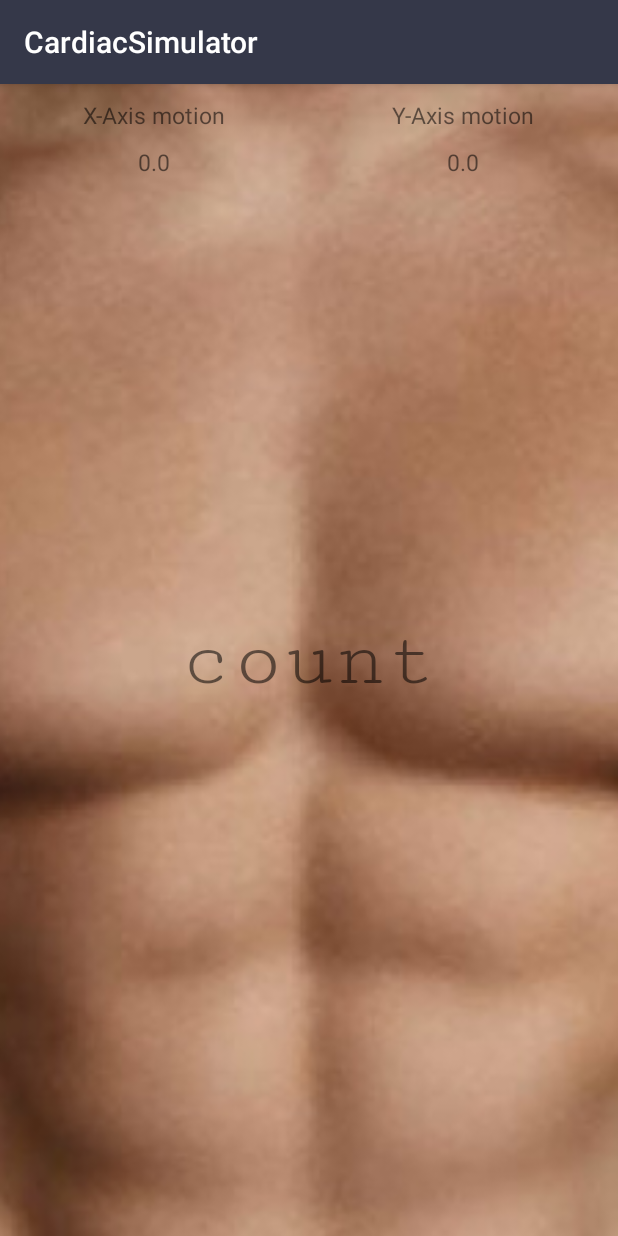
After one commit to PrashantNaikHC/CardiacSimulator, an Android app: the StepOneActivity screen opened directly, with no data from a screen before it, on a phone screen of 412 x 824 dp. The commit adds this screen. Run offline under Robolectric (Android 15) with nearby library versions, the phone set to English and light mode, and no system bars.

Commit message:
Add activity for the first step in CPR.
this activity adds more meaning to the first step making it more interactive

```diff
--- a/app/src/main/AndroidManifest.xml
+++ b/app/src/main/AndroidManifest.xml
@@ -23,7 +23,8 @@
             </intent-filter>
         </activity>
         <activity android:name=".InformationActivity" />
-        <activity android:name=".LearnCprActivity"></activity>
+        <activity android:name=".LearnCprActivity" />
+        <activity android:name=".StepOneActivity"></activity>
     </application>
 
 </manifest>
--- a/app/src/main/java/com/hyperclock/prashant/cardiacsimulator/MainActivity.java
+++ b/app/src/main/java/com/hyperclock/prashant/cardiacsimulator/MainActivity.java
@@ -497,7 +497,7 @@ public class MainActivity extends Activity implements SensorEventListener {
         // display the max x,y,z accelerometer values
         displayMaxValues();
         //alert for shaking the body on xy plane
-        maxRecordPerCompression();
+
 
         // get the change of the x,y,z values of the accelerometer
         deltaX = Math.abs(lastX - event.values[0]);
@@ -526,8 +526,6 @@ public class MainActivity extends Activity implements SensorEventListener {
         checkMovement();
     }
 
-    private void maxRecordPerCompression() {
-    }
 
     // if the change in the accelerometer value is big enough, then vibrate!
     // our threshold is MaxValue/2
--- /dev/null
+++ b/app/src/main/java/com/hyperclock/prashant/cardiacsimulator/StepOneActivity.java
@@ -0,0 +1,205 @@
+package com.hyperclock.prashant.cardiacsimulator;
+
+import android.annotation.SuppressLint;
+import android.app.AlertDialog;
+import android.content.Context;
+import android.content.DialogInterface;
+import android.hardware.Sensor;
+import android.hardware.SensorEvent;
+import android.hardware.SensorEventListener;
+import android.hardware.SensorManager;
+import android.media.AudioManager;
+import android.media.MediaPlayer;
+import android.speech.tts.TextToSpeech;
+import android.support.v7.app.AppCompatActivity;
+import android.os.Bundle;
+import android.widget.ImageView;
+import android.widget.TextView;
+import android.widget.Toast;
+
+import java.util.Locale;
+
+public class StepOneActivity extends AppCompatActivity implements SensorEventListener {
+
+    private static final String TAG = StepOneActivity.class.getSimpleName();
+    private MediaPlayer mMediaPlayer;
+    private AudioManager mAudioManager;
+    private float lastX, lastY, lastZ;
+    private SensorManager sensorManager;
+    private Sensor accelerometer;
+    private float deltaXMax = 0;
+    private float deltaYMax = 0;
+    private float deltaZMax = 0;
+    private float deltaX = 0;
+    private float deltaY = 0;
+    private float deltaZ = 0;
+    private int shakes = 0;
+    private TextToSpeech textToSpeech;
+    private TextView currentX, currentY, shakesView;
+
+    private AudioManager.OnAudioFocusChangeListener mOnAudioFocusChangeListener = new AudioManager.OnAudioFocusChangeListener() {
+        @Override
+        public void onAudioFocusChange(int focusChange) {
+            if (focusChange == AudioManager.AUDIOFOCUS_LOSS_TRANSIENT ||
+                    focusChange == AudioManager.AUDIOFOCUS_LOSS_TRANSIENT_CAN_DUCK) {
+                mMediaPlayer.pause();
+                mMediaPlayer.seekTo(0);
+            } else if (focusChange == AudioManager.AUDIOFOCUS_GAIN) {
+                mMediaPlayer.start();
+            } else if (focusChange == AudioManager.AUDIOFOCUS_LOSS) {
+                releaseMediaPlayer();
+            }
+        }
+    };
+
+    private MediaPlayer.OnCompletionListener mCompletionListener = new MediaPlayer.OnCompletionListener() {
+        @Override
+        public void onCompletion(MediaPlayer mediaPlayer) {
+            releaseMediaPlayer();
+        }
+    };
+
+    private void releaseMediaPlayer() {
+        if (mMediaPlayer != null) {
+            mMediaPlayer.release();
+            mMediaPlayer = null;
+            mAudioManager.abandonAudioFocus(mOnAudioFocusChangeListener);
+        }
+    }
+
+    @SuppressLint("RestrictedApi")
+    @Override
+    protected void onCreate(Bundle savedInstanceState) {
+        super.onCreate(savedInstanceState);
+        setContentView(R.layout.activity_step_one);
+        initializeViews();
+        releaseMediaPlayer();
+        mAudioManager = (AudioManager) getSystemService(Context.AUDIO_SERVICE);
+
+        sensorManager = (SensorManager) getSystemService(Context.SENSOR_SERVICE);
+        if (sensorManager.getDefaultSensor(Sensor.TYPE_ACCELEROMETER) != null) {
+            // success! we have an accelerometer
+
+            accelerometer = sensorManager.getDefaultSensor(Sensor.TYPE_ACCELEROMETER);
+            sensorManager.registerListener(this, accelerometer, SensorManager.SENSOR_DELAY_NORMAL);
+
+        } else {
+            // failed! we don't have an accelerometer!
+            ToastMessage("Accelerometer is not present in the device");
+        }
+
+        textToSpeech = new TextToSpeech(getApplicationContext(), new TextToSpeech.OnInitListener() {
+            @Override
+            public void onInit(int status) {
+                if (status != TextToSpeech.ERROR) {
+                    textToSpeech.setLanguage(Locale.UK);
+                    textToSpeech.setSpeechRate(1f);
+                    textToSpeech.setPitch(1f);
+                }
+            }
+        });
+
+
+    }
+
+
+    private void initializeViews() {
+        currentX = (TextView) findViewById(R.id.currentX_tv_1);
+        currentY = (TextView) findViewById(R.id.currentY_tv_1);
+
+        shakesView = (TextView) findViewById(R.id.shakes);
+
+    }
+
+    private void Speak(String string) {
+        textToSpeech.speak(string, TextToSpeech.QUEUE_FLUSH, null);
+    }
+
+    private void ToastMessage(String string) {
+        Toast.makeText(this, string, Toast.LENGTH_SHORT).show();
+    }
+
+    public void checkMovement() {
+        //if ((deltaX > vibrateThreshold) || (deltaY > vibrateThreshold) || (deltaZ > vibrateThreshold)) {
+        if ((deltaX > 2f) || (deltaY > 2f)) {
+            shakes++;
+            shakesView.setText("Shake the body : " + shakes + "/5");
+        }
+        if ((deltaX > 10f) || (deltaY > 10f)) {
+            Speak("Violent shaking. Please shake gently.");
+            ToastMessage("Let's start again.");
+            shakes = 0;
+        }
+
+        if (shakes == 5) {
+            shakesView.setText("Five shakes complete");
+            winner();
+            AlertDialog.Builder builder = new AlertDialog.Builder(StepOneActivity.this);
+            builder.setTitle(R.string.completion_title);
+            builder.setMessage(R.string.completion_message_step_one);
+            builder.setPositiveButton(R.string.positive_text, new DialogInterface.OnClickListener() {
+                @Override
+                public void onClick(DialogInterface dialogInterface, int i) {
+                    recreate();
+                }
+            });
+            builder.setNegativeButton(R.string.negative_button, new DialogInterface.OnClickListener() {
+                @Override
+                public void onClick(DialogInterface dialogInterface, int i) {
+                    finish();
+                }
+            });
+            AlertDialog dialog = builder.create();
+            dialog.show();
+        }
+    }
+
+    private void winner() {
+        mMediaPlayer = MediaPlayer.create(StepOneActivity.this, R.raw.cartoon_winning_sound);
+
+        // Start the audio file
+        mMediaPlayer.start();
+        mMediaPlayer.setOnCompletionListener(mCompletionListener);
+    }
+
+    @Override
+    public void onSensorChanged(SensorEvent event) {
+        // clean current values
+        displayCleanValues();
+        // display the current x,y,z accelerometer values
+        displayCurrentValues();
+
+        // get the change of the x,y,z values of the accelerometer
+        deltaX = Math.abs(lastX - event.values[0]);
+        deltaY = Math.abs(lastY - event.values[1]);
+
+        // if the change is below 2, it is just plain noise
+        if (deltaX < 1)
+            deltaX = 0;
+        if (deltaY < 1)
+            deltaY = 0;
+
+        // set the last know values of x,y,z
+        lastX = event.values[0];
+        lastY = event.values[1];
+        lastZ = event.values[2];
+
+        //checking the XY movement of the body
+        checkMovement();
+    }
+
+    private void displayCurrentValues() {
+        currentX.setText(Float.toString(deltaX));
+        currentY.setText(Float.toString(deltaY));
+    }
+
+    private void displayCleanValues() {
+        currentX.setText("0.0");
+        currentY.setText("0.0");
+    }
+
+    @Override
+    public void onAccuracyChanged(Sensor sensor, int i) {
+
+    }
+}
--- /dev/null
+++ b/app/src/main/res/layout/activity_step_one.xml
@@ -0,0 +1,89 @@
+<?xml version="1.0" encoding="utf-8"?>
+<LinearLayout xmlns:android="http://schemas.android.com/apk/res/android"
+    android:layout_width="match_parent"
+    android:layout_height="match_parent"
+    android:orientation="vertical">
+
+    <RelativeLayout
+        android:layout_width="match_parent"
+        android:layout_height="match_parent">
+
+        <ImageView
+            android:layout_width="match_parent"
+            android:layout_height="match_parent"
+            android:scaleType="centerCrop"
+            android:scaleX="1.1"
+            android:scaleY="1.1"
+            android:src="@drawable/chest_image" />
+
+        <LinearLayout
+            android:layout_width="match_parent"
+            android:layout_height="wrap_content"
+            android:gravity="center|top"
+            android:orientation="horizontal">
+
+            <LinearLayout
+                android:layout_width="0dp"
+                android:layout_height="wrap_content"
+                android:layout_weight="0.33"
+                android:gravity="center"
+                android:orientation="vertical">
+
+                <TextView
+                    android:layout_width="wrap_content"
+                    android:layout_height="wrap_content"
+                    android:layout_gravity="center"
+                    android:layout_marginTop="10dp"
+                    android:text="X-Axis motion"
+                    android:textSize="15dp" />
+
+                <TextView
+                    android:id="@+id/currentX_tv_1"
+                    android:layout_width="wrap_content"
+                    android:layout_height="wrap_content"
+                    android:layout_gravity="center"
+                    android:layout_marginTop="10dp"
+                    android:text="0.0"
+                    android:textSize="15dp" />
+            </LinearLayout>
+
+            <LinearLayout
+                android:layout_width="0dp"
+                android:layout_height="wrap_content"
+                android:layout_weight="0.33"
+                android:gravity="center"
+                android:orientation="vertical">
+
+                <TextView
+                    android:layout_width="wrap_content"
+                    android:layout_height="wrap_content"
+                    android:layout_gravity="center"
+                    android:layout_marginTop="10dp"
+                    android:text="Y-Axis motion"
+                    android:textSize="15dp" />
+
+                <TextView
+                    android:id="@+id/currentY_tv_1"
+                    android:layout_width="wrap_content"
+                    android:layout_height="wrap_content"
+                    android:layout_gravity="center"
+                    android:layout_marginTop="10dp"
+                    android:text="0.0"
+                    android:textSize="15dp" />
+            </LinearLayout>
+
+        </LinearLayout>
+
+        <TextView
+            android:id="@+id/shakes"
+            android:layout_width="match_parent"
+            android:layout_height="match_parent"
+            android:layout_weight="1"
+            android:fontFamily="serif-monospace"
+            android:gravity="center"
+            android:text="count"
+            android:textAlignment="center"
+            android:textSize="56sp" />
+
+    </RelativeLayout>
+</LinearLayout>
--- a/app/src/main/res/values/strings.xml
+++ b/app/src/main/res/values/strings.xml
@@ -50,4 +50,5 @@ If you’re feeling tired, and there’s someone nearby to help, instruct them t
     <string name="negative_button">exit</string>
     <string name="cpr_modes">CPR Mode</string>
     <string name="cpr_mode_string">Select how you want to administer CPR</string>
+    <string name="completion_message_step_one">You completed the first step in CPR by gently shaking the body. Call for neccessary help as mentioned in the description.</string>
 </resources>
```
Also changed, not shown: app/src/main/java/com/hyperclock/prashant/cardiacsimulator/Adapter/SliderAdapter.java (+9 -2 lines).
